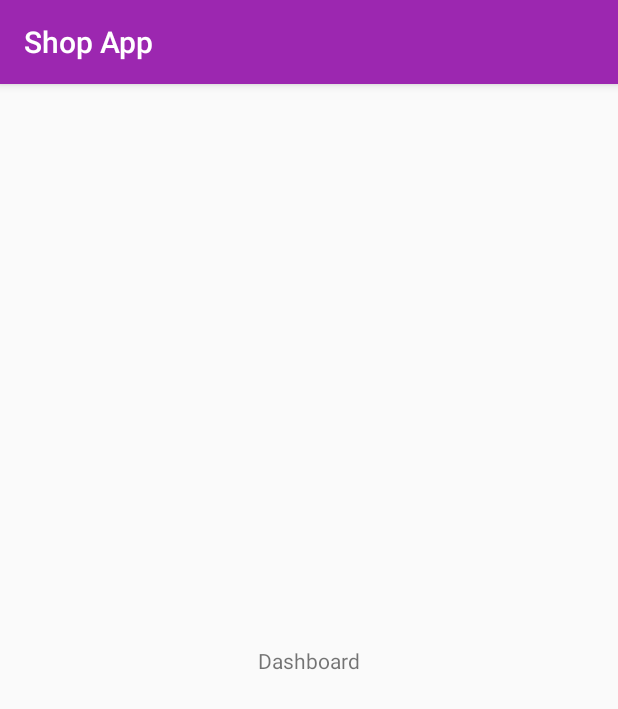
After one commit to AdrianReyes98/shopClothes_App, an Android app: the DashboardActivity screen opened directly, with no data from a screen before it, on a phone screen of 412 x 824 dp. The commit adds this screen. Shown: the top 709 px of the screen. Run offline under Robolectric (Android 15) with nearby library versions, the phone set to English and light mode, and no system bars.

Commit message:
Commit Jul 13 3:52 PM

```diff
--- a/app/build.gradle
+++ b/app/build.gradle
@@ -32,6 +32,9 @@ dependencies {
     implementation 'androidx.appcompat:appcompat:1.4.2'
     implementation 'com.google.android.material:material:1.6.1'
     implementation 'androidx.constraintlayout:constraintlayout:2.1.4'
+    implementation 'com.android.volley:volley:1.2.1'
+    implementation 'com.squareup.retrofit2:retrofit:2.6.2'
+    implementation 'com.squareup.retrofit2:converter-gson:2.6.2'
     testImplementation 'junit:junit:4.13.2'
     androidTestImplementation 'androidx.test.ext:junit:1.1.3'
     androidTestImplementation 'androidx.test.espresso:espresso-core:3.4.0'
--- a/app/src/main/AndroidManifest.xml
+++ b/app/src/main/AndroidManifest.xml
@@ -2,6 +2,8 @@
 <manifest xmlns:android="http://schemas.android.com/apk/res/android"
     xmlns:tools="http://schemas.android.com/tools"
     package="fisei.reyespc.shopclothes_app">
+
+    <uses-permission android:name="android.permission.INTERNET" />
 
     <application
         android:allowBackup="true"
@@ -12,7 +14,11 @@
         android:roundIcon="@mipmap/ic_launcher_round"
         android:supportsRtl="true"
         android:theme="@style/Theme.ShopClothes_App"
+        android:usesCleartextTraffic="true"
         tools:targetApi="31">
+        <activity
+            android:name=".UI.DashboardActivity"
+            android:exported="false" />
         <activity
             android:name=".UI.SignUpActivity"
             android:exported="false" />
--- a/app/src/main/java/fisei/reyespc/shopclothes_app/Controllers/ProductController.java
+++ b/app/src/main/java/fisei/reyespc/shopclothes_app/Controllers/ProductController.java
@@ -1,4 +1,5 @@
 package fisei.reyespc.shopclothes_app.Controllers;
 
-public class ProductController {
+public interface ProductController {
+
 }
--- /dev/null
+++ b/app/src/main/java/fisei/reyespc/shopclothes_app/UI/DashboardActivity.java
@@ -0,0 +1,15 @@
+package fisei.reyespc.shopclothes_app.UI;
+
+import androidx.appcompat.app.AppCompatActivity;
+
+import fisei.reyespc.shopclothes_app.R;
+import android.os.Bundle;
+
+public class DashboardActivity extends AppCompatActivity {
+
+    @Override
+    protected void onCreate(Bundle savedInstanceState) {
+        super.onCreate(savedInstanceState);
+        setContentView(R.layout.activity_dashboard);
+    }
+}
--- /dev/null
+++ b/app/src/main/res/layout/activity_dashboard.xml
@@ -0,0 +1,18 @@
+<?xml version="1.0" encoding="utf-8"?>
+<androidx.constraintlayout.widget.ConstraintLayout xmlns:android="http://schemas.android.com/apk/res/android"
+    xmlns:app="http://schemas.android.com/apk/res-auto"
+    xmlns:tools="http://schemas.android.com/tools"
+    android:layout_width="match_parent"
+    android:layout_height="match_parent"
+    tools:context=".UI.DashboardActivity">
+
+    <TextView
+        android:id="@+id/textView5"
+        android:layout_width="wrap_content"
+        android:layout_height="wrap_content"
+        android:text="Dashboard"
+        app:layout_constraintBottom_toBottomOf="parent"
+        app:layout_constraintEnd_toEndOf="parent"
+        app:layout_constraintStart_toStartOf="parent"
+        app:layout_constraintTop_toTopOf="parent" />
+</androidx.constraintlayout.widget.ConstraintLayout>
--- a/app/src/main/res/values/strings.xml
+++ b/app/src/main/res/values/strings.xml
@@ -10,4 +10,6 @@
     <string name="email_login_txt">Email</string>
     <string name="password_login_txt">Password</string>
     <string name="password_recover_txt">Forget your Password? Recovery it</string>
+    <string name="register_success_msg">User register success</string>
+    <string name="resgister_error_msg">Something went wrong, check your internet conection</string>
 </resources>
```
Also changed, not shown: app/src/main/java/fisei/reyespc/shopclothes_app/Controllers/UserController.java (added, +20 -0 lines), app/src/main/java/fisei/reyespc/shopclothes_app/Models/ResponseUser.java (added, +37 -0 lines), app/src/main/java/fisei/reyespc/shopclothes_app/Models/User.java (added, +37 -0 lines), app/src/main/java/fisei/reyespc/shopclothes_app/UI/LoginActivity.java (+15 -1 lines), app/src/main/java/fisei/reyespc/shopclothes_app/UI/SignInActivity.java (+30 -1 lines), app/src/main/java/fisei/reyespc/shopclothes_app/UI/SignUpActivity.java (+68 -0 lines), app/src/main/res/layout/activity_sign_up.xml (+6 -6 lines), 1 other file.
